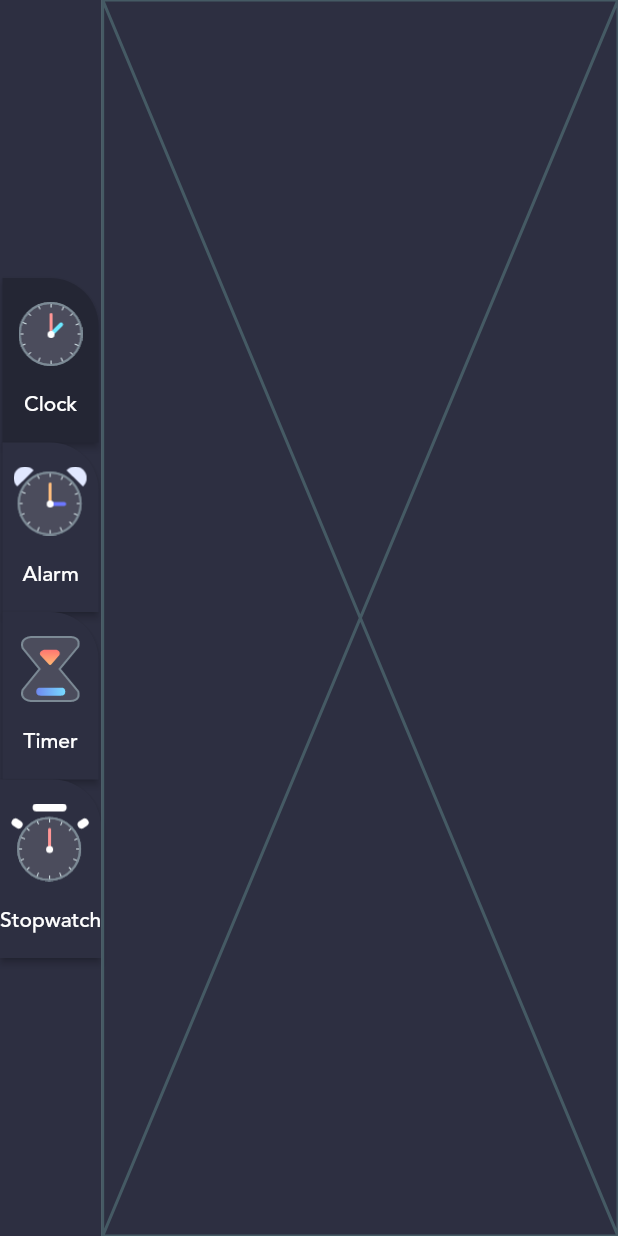
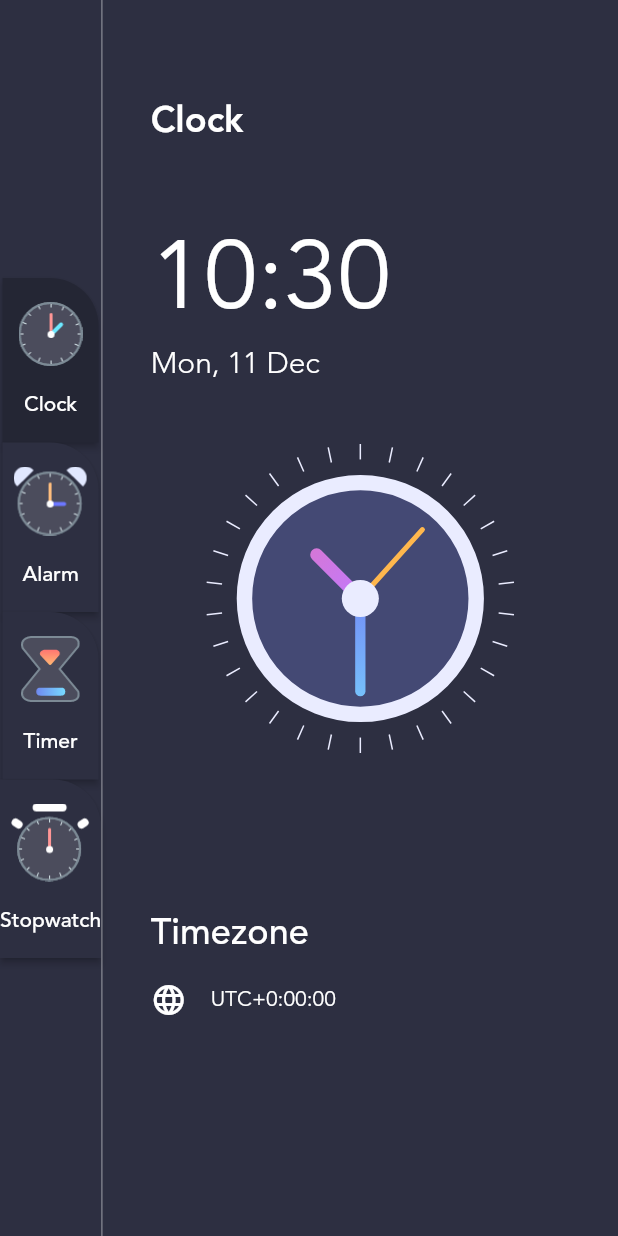
Before and after one commit to HC-miss/alarm_clock, a Flutter app: the screen it shows after launch, on a phone screen of 412 x 824 dp. Run offline on Flutter 3.47's test engine with Material 2 defaults, Android fonts, the phone set to English and light mode, and no system bars; our stand-ins replace flutter_local_notifications, get, logger, sqflite; accounts and stored records are empty.

Commit message:
完成clock页

```diff
--- a/lib/data/modules/home/widgets/clock_page.dart
+++ b/lib/data/modules/home/widgets/clock_page.dart
@@ -1,11 +1,155 @@
+import 'dart:async';
+
+import 'package:alarm_clock/data/core/values/app_colors.dart';
 import 'package:flutter/material.dart';
+import 'package:intl/intl.dart';
 
+import 'clock_view.dart';
 
 class ClockPage extends StatelessWidget {
   const ClockPage({Key? key}) : super(key: key);
 
   @override
   Widget build(BuildContext context) {
-    return Placeholder();
+    var now = DateTime.now();
+
+    var formattedDate = DateFormat("EEE, d MMM").format(now);
+    var timezoneString = now.timeZoneOffset.toString().split('.').first;
+    var offsetSign = '';
+    if (!timezoneString.startsWith('-')) offsetSign = '+';
+
+    return Container(
+      padding: EdgeInsets.symmetric(horizontal: 32, vertical: 64),
+      child: Column(
+        crossAxisAlignment: CrossAxisAlignment.start,
+        children: [
+          Flexible(
+            flex: 1,
+            // fit 子项可用空间填充方式
+            // FlexFit.loose 允许子项 <= 可用空间
+            // FlexFit.tight 子项 == 可用空间
+            fit: FlexFit.tight,
+            child: Text(
+              'Clock',
+              style: TextStyle(
+                fontFamily: 'avenir',
+                fontWeight: FontWeight.w700,
+                color: AppColors.primaryTextColor,
+                fontSize: 24,
+              ),
+            ),
+          ),
+          Flexible(
+            flex: 2,
+            child: Column(
+              crossAxisAlignment: CrossAxisAlignment.start,
+              children: [
+                DigitalClockWidget(),
+                Text(
+                  formattedDate,
+                  style: TextStyle(
+                    fontFamily: 'avenir',
+                    fontWeight: FontWeight.w300,
+                    color: AppColors.primaryTextColor,
+                    fontSize: 20,
+                  ),
+                )
+              ],
+            ),
+          ),
+          Flexible(
+            flex: 4,
+            fit: FlexFit.tight,
+            child: Align(
+              alignment: Alignment.center,
+              child: ClockView(
+                size: MediaQuery.sizeOf(context).height / 4,
+              ),
+            ),
+          ),
+          Flexible(
+            flex: 2,
+            fit: FlexFit.tight,
+            child: Column(
+              crossAxisAlignment: CrossAxisAlignment.start,
+              children: [
+                Text(
+                  'Timezone',
+                  style: TextStyle(
+                    fontFamily: 'avenir',
+                    fontWeight: FontWeight.w500,
+                    color: AppColors.primaryTextColor,
+                    fontSize: 24,
+                  ),
+                ),
+                SizedBox(height: 16),
+                Row(
+                  children: [
+                    Icon(
+                      Icons.language,
+                      color: AppColors.primaryTextColor,
+                    ),
+                    SizedBox(width: 16),
+                    Text(
+                      'UTC$offsetSign$timezoneString',
+                      style: TextStyle(
+                        fontFamily: 'avenir',
+                        color: AppColors.primaryTextColor,
+                        fontSize: 14,
+                      ),
+                    ),
+                  ],
+                )
+              ],
+            ),
+          )
+        ],
+      ),
+    );
   }
 }
+
+class DigitalClockWidget extends StatefulWidget {
+  const DigitalClockWidget({super.key});
+
+  @override
+  State<DigitalClockWidget> createState() => _DigitalClockWidgetState();
+}
+
+class _DigitalClockWidgetState extends State<DigitalClockWidget> {
+  var formattedTime = DateFormat('HH:mm').format(DateTime.now());
+  late Timer timer;
+
+  @override
+  void initState() {
+    // 每秒检测是否时间发生变化（分钟单位）
+    timer = Timer.periodic(Duration(seconds: 1), (timer) {
+      var previousMinute = DateTime.now().add(Duration(seconds: -1)).minute;
+      var currentMinute = DateTime.now().minute;
+      if (previousMinute != currentMinute) {
+        setState(() {
+          formattedTime = DateFormat('HH:mm').format(DateTime.now());
+        });
+      }
+    });
+    super.initState();
+  }
+
+  @override
+  void dispose() {
+    timer.cancel();
+    super.dispose();
+  }
+
+  @override
+  Widget build(BuildContext context) {
+    return Text(
+      formattedTime,
+      style: TextStyle(
+        fontFamily: 'avenir',
+        color: AppColors.primaryTextColor,
+        fontSize: 64,
+      ),
+    );
+  }
+}
--- /dev/null
+++ b/lib/data/modules/home/widgets/clock_view.dart
@@ -0,0 +1,145 @@
+import 'dart:async';
+import 'dart:math';
+
+import 'package:alarm_clock/data/core/values/app_colors.dart';
+import 'package:flutter/material.dart';
+
+class ClockView extends StatefulWidget {
+  final double? size;
+
+  const ClockView({super.key, this.size});
+
+  @override
+  State<ClockView> createState() => _ClockViewState();
+}
+
+class _ClockViewState extends State<ClockView> {
+  late Timer timer;
+
+  @override
+  void initState() {
+    timer = Timer.periodic(Duration(seconds: 1), (timer) {
+      setState(() {});
+    });
+    super.initState();
+  }
+
+  @override
+  void dispose() {
+    timer.cancel();
+    super.dispose();
+  }
+
+  @override
+  Widget build(BuildContext context) {
+    return Align(
+      alignment: Alignment.topCenter,
+      child: SizedBox(
+        width: widget.size,
+        height: widget.size,
+        child: Transform.rotate(
+          angle: -pi / 2,
+          child: CustomPaint(
+            painter: ClockPainter(),
+          ),
+        ),
+      ),
+    );
+  }
+}
+
+class ClockPainter extends CustomPainter {
+  var dateTime = DateTime.now();
+
+  //60sec - 360, 1 sec - 6degrees
+  //60min - 360, 1 min - 6degrees
+  //12hours - 360, 1 hour - 30degrees, 60min - 30degrees, 1 min - 0.5degrees
+
+  @override
+  void paint(Canvas canvas, Size size) {
+    var centerX = size.width / 2;
+    var centerY = size.height / 2;
+    // 圆心
+    var center = Offset(centerX, centerY);
+    // 宽高较小值 作为半径
+    var radius = min(centerX, centerY);
+
+    // 刷子 用于刷出背景
+    var fillBrush = Paint()..color = AppColors.clockBG;
+    // 刷子 刷出外边线
+    var outlineBrush = Paint()
+      ..color = AppColors.clockOutline
+      ..style = PaintingStyle.stroke
+      ..strokeWidth = size.width / 20;
+    // 绘制圆心
+    var centerDotBrush = Paint()..color = AppColors.clockOutline;
+
+    // 秒刷子
+    var secHandBrush = Paint()
+      ..color = AppColors.secHandColor!
+      ..style = PaintingStyle.stroke
+      ..strokeCap = StrokeCap.round
+      ..strokeWidth = size.width / 60;
+
+    // 分刷子
+    var minHandBrush = Paint()
+      ..shader = RadialGradient(colors: [AppColors.minHandStatColor, AppColors.minHandEndColor])
+          .createShader(Rect.fromCircle(center: center, radius: radius))
+      ..style = PaintingStyle.stroke
+      ..strokeCap = StrokeCap.round
+      ..strokeWidth = size.width / 30;
+
+    // 小时刷子 渐变色
+    var hourHandBrush = Paint()
+      ..shader = RadialGradient(
+        colors: [AppColors.hourHandStatColor, AppColors.hourHandEndColor],
+      ).createShader(
+        Rect.fromCircle(
+          center: center,
+          radius: radius,
+        ),
+      )
+      ..style = PaintingStyle.stroke
+      ..strokeCap = StrokeCap.round
+      ..strokeWidth = size.width / 24;
+
+    // 绘制刻度
+    var dashBrush = Paint()
+      ..color = AppColors.clockOutline
+      ..style = PaintingStyle.stroke
+      ..strokeWidth = 1;
+
+    canvas.drawCircle(center, radius * 0.75, fillBrush);
+    canvas.drawCircle(center, radius * 0.75, outlineBrush);
+
+    var hourHandX = centerX + radius * 0.4 * cos((dateTime.hour * 30 + dateTime.minute * 0.5) * pi / 180);
+    var hourHandY = centerY + radius * 0.4 * sin((dateTime.hour * 30 + dateTime.minute * 0.5) * pi / 180);
+    canvas.drawLine(center, Offset(hourHandX, hourHandY), hourHandBrush);
+
+    var minHandX = centerX + radius * 0.6 * cos(dateTime.minute * 6 * pi / 180);
+    var minHandY = centerY + radius * 0.6 * sin(dateTime.minute * 6 * pi / 180);
+    canvas.drawLine(center, Offset(minHandX, minHandY), minHandBrush);
+
+    var secHandX = centerX + radius * 0.6 * cos(dateTime.second * 6 * pi / 180);
+    var secHandY = centerY + radius * 0.6 * sin(dateTime.second * 6 * pi / 180);
+    canvas.drawLine(center, Offset(secHandX, secHandY), secHandBrush);
+
+    canvas.drawCircle(center, radius * 0.12, centerDotBrush);
+
+    var outerRadius = radius;
+    var innerRadius = radius * 0.9;
+    for (var i = 0; i < 360; i += 12) {
+      var x1 = centerX + outerRadius * cos(i * pi / 180);
+      var y1 = centerY + outerRadius * sin(i * pi / 180);
+
+      var x2 = centerX + innerRadius * cos(i * pi / 180);
+      var y2 = centerY + innerRadius * sin(i * pi / 180);
+      canvas.drawLine(Offset(x1, y1), Offset(x2, y2), dashBrush);
+    }
+  }
+
+  @override
+  bool shouldRepaint(covariant CustomPainter oldDelegate) {
+    return true;
+  }
+}
```
